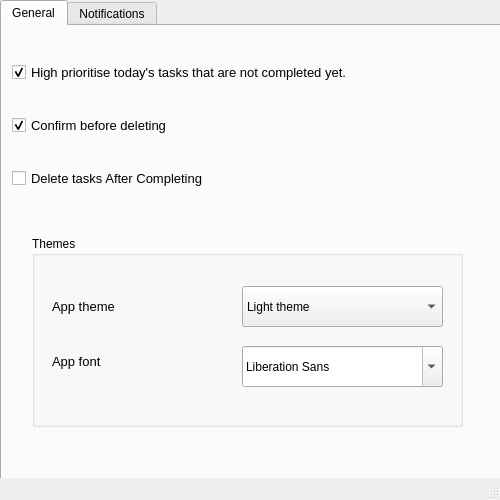
The window that App/SettingWindow.ui (BadrGello/Task-Management-App) describes before a commit, drawn with Qt 5.
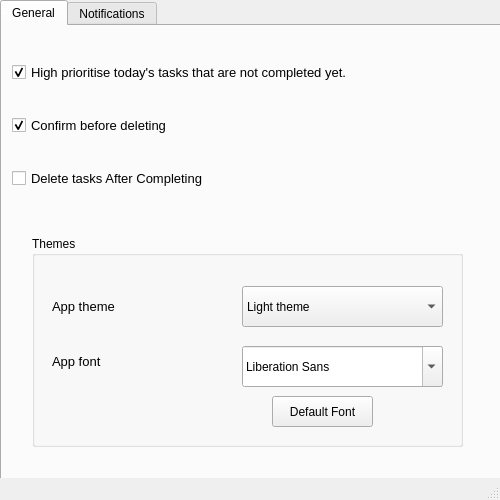
The same window after the commit.

What changed in the file:
```diff
--- a/App/SettingWindow.ui
+++ b/App/SettingWindow.ui
@@ -132,7 +132,7 @@
         <x>30</x>
         <y>210</y>
         <width>431</width>
-        <height>191</height>
+        <height>211</height>
        </rect>
       </property>
       <property name="title">
@@ -207,6 +207,19 @@
         <string>App font</string>
        </property>
       </widget>
+      <widget class="QPushButton" name="DefaultFontButton">
+       <property name="geometry">
+        <rect>
+         <x>240</x>
+         <y>160</y>
+         <width>101</width>
+         <height>31</height>
+        </rect>
+       </property>
+       <property name="text">
+        <string>Default Font</string>
+       </property>
+      </widget>
      </widget>
     </widget>
     <widget class="QWidget" name="NotifTab">
```
Left out of the diff: 10 changed lines with no effect on the pictures.
